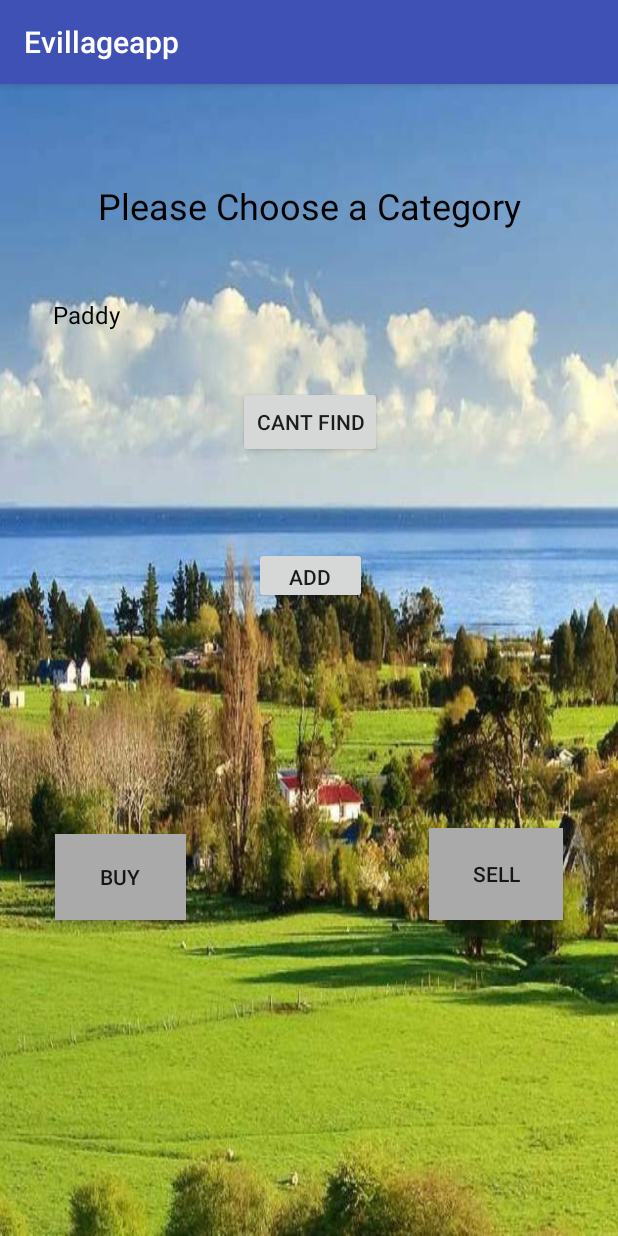
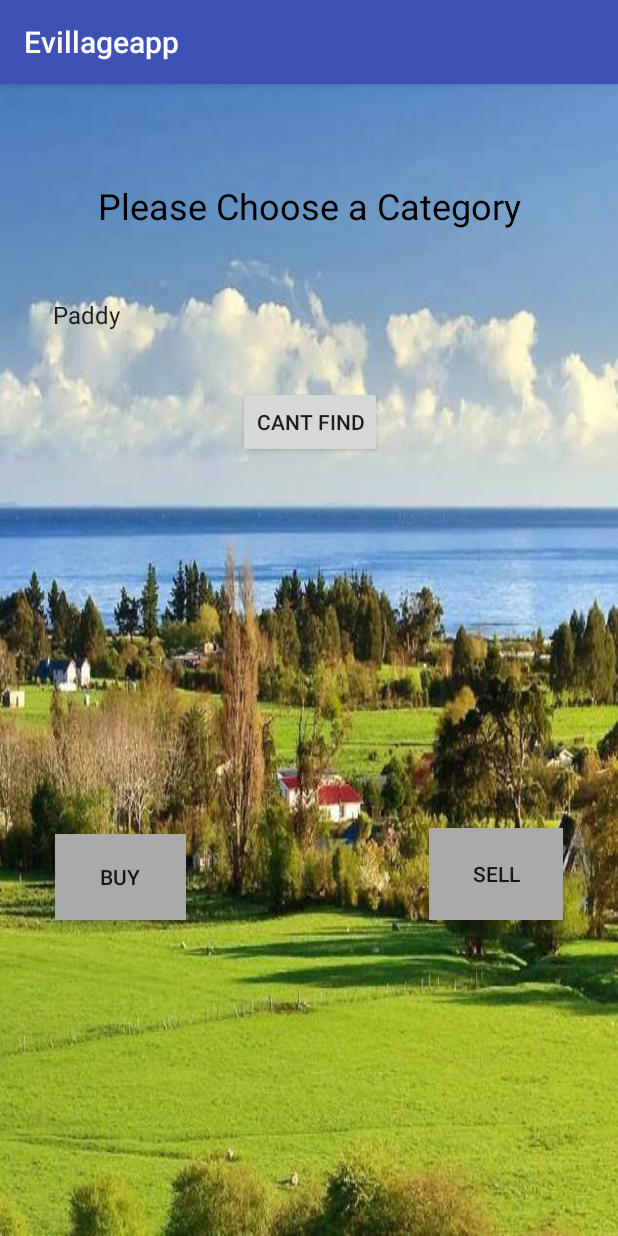
Before and after one commit to akshay-98/Evillage, an Android app: the screen it shows after launch (MainActivity), on a phone screen of 412 x 824 dp. Run offline under Robolectric (Android 15) with nearby library versions, the phone set to English and light mode, and no system bars.

Commit message:
first activity

```diff
--- a/app/src/main/res/layout/activity_main.xml
+++ b/app/src/main/res/layout/activity_main.xml
@@ -98,13 +98,15 @@
         app:layout_constraintTop_toBottomOf="@+id/button3" />
 
     <Button
-        android:id="@+id/button4"
+        android:id="@+id/addToList"
         android:layout_width="75dp"
         android:layout_height="38dp"
         android:layout_marginEnd="154dp"
         android:layout_marginStart="155dp"
         android:layout_marginTop="14dp"
+        android:onClick="addCrop"
         android:text="add"
+        android:visibility="invisible"
         app:layout_constraintEnd_toEndOf="parent"
         app:layout_constraintStart_toStartOf="parent"
         app:layout_constraintTop_toBottomOf="@+id/cropAddText" />
```
Also changed, not shown: app/src/main/java/com/example/evillageapp/MainActivity.java (+35 -6 lines).
